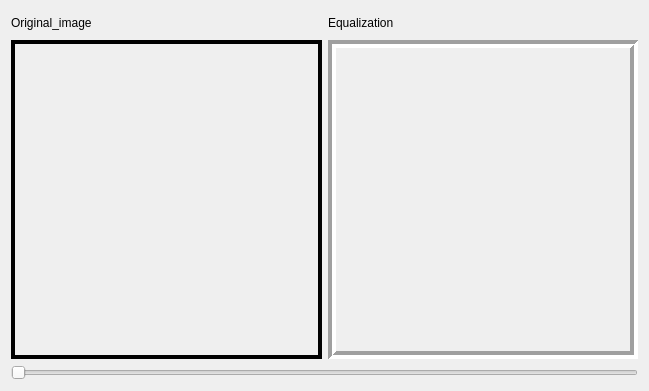
Old version of the form src/ui/equalization.ui in the repository Omarmansour557/Histogram-Equalization.
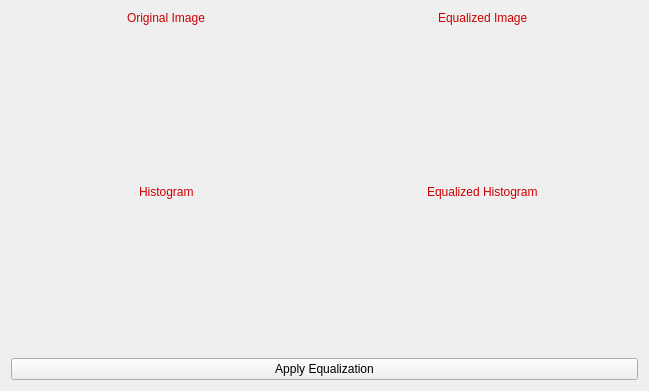
New version of the form.

Patch:
```diff
--- a/src/ui/equalization.ui
+++ b/src/ui/equalization.ui
@@ -19,72 +19,125 @@
      <item>
       <layout class="QGridLayout" name="gridLayout">
        <item row="0" column="1">
-        <widget class="QLabel" name="label_4">
-         <property name="text">
-          <string>Equalization</string>
-         </property>
-        </widget>
+        <layout class="QVBoxLayout" name="equalized_layout">
+         <item alignment="Qt::AlignHCenter">
+          <widget class="QLabel" name="label_2">
+           <property name="styleSheet">
+            <string notr="true">color: rgb(204, 0, 0);
+font: 75 italic 14pt &quot;Ubuntu Condensed&quot;;</string>
+           </property>
+           <property name="text">
+            <string>Equalized Image</string>
+           </property>
+          </widget>
+         </item>
+         <item>
+          <spacer name="verticalSpacer_2">
+           <property name="orientation">
+            <enum>Qt::Vertical</enum>
+           </property>
+           <property name="sizeHint" stdset="0">
+            <size>
+             <width>20</width>
+             <height>40</height>
+            </size>
+           </property>
+          </spacer>
+         </item>
+        </layout>
+       </item>
+       <item row="1" column="1">
+        <layout class="QVBoxLayout" name="equalized_histogram_layout">
+         <item alignment="Qt::AlignHCenter">
+          <widget class="QLabel" name="label_4">
+           <property name="styleSheet">
+            <string notr="true">color: rgb(204, 0, 0);
+font: 75 italic 14pt &quot;Ubuntu Condensed&quot;;</string>
+           </property>
+           <property name="text">
+            <string>Equalized Histogram</string>
+           </property>
+          </widget>
+         </item>
+         <item>
+          <spacer name="verticalSpacer_3">
+           <property name="orientation">
+            <enum>Qt::Vertical</enum>
+           </property>
+           <property name="sizeHint" stdset="0">
+            <size>
+             <width>20</width>
+             <height>40</height>
+            </size>
+           </property>
+          </spacer>
+         </item>
+        </layout>
        </item>
        <item row="0" column="0">
-        <widget class="QLabel" name="label_3">
-         <property name="maximumSize">
-          <size>
-           <width>16777215</width>
-           <height>23</height>
-          </size>
-         </property>
-         <property name="text">
-          <string>Original_image</string>
-         </property>
-        </widget>
+        <layout class="QVBoxLayout" name="image_layout">
+         <item alignment="Qt::AlignHCenter">
+          <widget class="QLabel" name="label">
+           <property name="styleSheet">
+            <string notr="true">color: rgb(204, 0, 0);
+font: 75 italic 14pt &quot;Ubuntu Condensed&quot;;</string>
+           </property>
+           <property name="text">
+            <string>Original Image</string>
+           </property>
+          </widget>
+         </item>
+         <item>
+          <spacer name="spacer">
+           <property name="orientation">
+            <enum>Qt::Vertical</enum>
+           </property>
+           <property name="sizeHint" stdset="0">
+            <size>
+             <width>20</width>
+             <height>40</height>
+            </size>
+           </property>
+          </spacer>
+         </item>
+        </layout>
        </item>
        <item row="1" column="0">
-        <widget class="QLabel" name="image_view">
-         <property name="styleSheet">
-          <string notr="true">border-color: rgb(164, 0, 0);
-border-color: rgb(239, 41, 41);</string>
-         </property>
-         <property name="frameShape">
-          <enum>QFrame::Box</enum>
-         </property>
-         <property name="frameShadow">
-          <enum>QFrame::Plain</enum>
-         </property>
-         <property name="lineWidth">
-          <number>4</number>
-         </property>
-         <property name="text">
-          <string/>
-         </property>
-        </widget>
-       </item>
-       <item row="1" column="1">
-        <widget class="QLabel" name="label_2">
-         <property name="frameShape">
-          <enum>QFrame::Box</enum>
-         </property>
-         <property name="frameShadow">
-          <enum>QFrame::Sunken</enum>
-         </property>
-         <property name="lineWidth">
-          <number>4</number>
-         </property>
-         <property name="text">
-          <string/>
-         </property>
-        </widget>
+        <layout class="QVBoxLayout" name="histogram_layout">
+         <item alignment="Qt::AlignHCenter">
+          <widget class="QLabel" name="label_3">
+           <property name="styleSheet">
+            <string notr="true">color: rgb(204, 0, 0);
+font: 75 italic 14pt &quot;Ubuntu Condensed&quot;;</string>
+           </property>
+           <property name="text">
+            <string>Histogram</string>
+           </property>
+          </widget>
+         </item>
+         <item>
+          <spacer name="verticalSpacer_4">
+           <property name="orientation">
+            <enum>Qt::Vertical</enum>
+           </property>
+           <property name="sizeHint" stdset="0">
+            <size>
+             <width>20</width>
+             <height>40</height>
+            </size>
+           </property>
+          </spacer>
+         </item>
+        </layout>
        </item>
       </layout>
      </item>
      <item>
       <layout class="QVBoxLayout" name="verticalLayout_5">
        <item>
-        <widget class="QSlider" name="horizontalSlider">
-         <property name="cursor">
-          <cursorShape>ClosedHandCursor</cursorShape>
-         </property>
-         <property name="orientation">
-          <enum>Qt::Horizontal</enum>
+        <widget class="QPushButton" name="equalizer_btn">
+         <property name="text">
+          <string>Apply Equalization</string>
          </property>
         </widget>
        </item>
```
